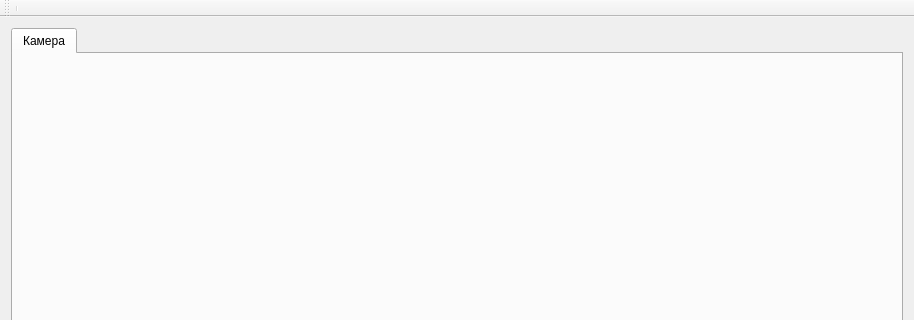
First picture: the form in mainwindow.ui, repository AlexeyKulbitsky/Constructor, before the edit; both pictures show x 0 to 914 and y 0 to 320 of the 914 by 483 pixel window.
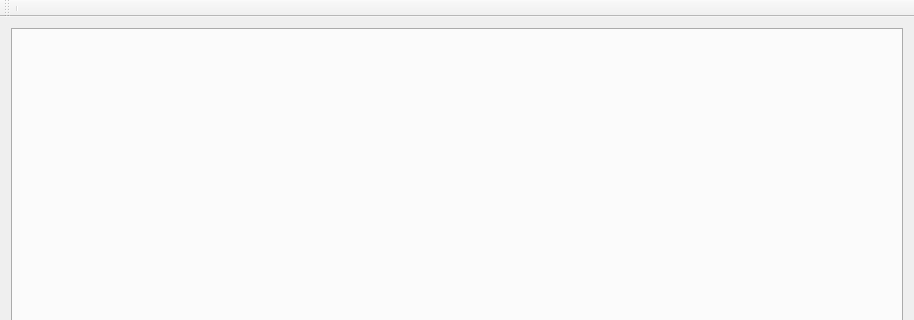
Second picture: the form after the edit.

Diff of the .ui file:
```diff
--- a/mainwindow.ui
+++ b/mainwindow.ui
@@ -35,11 +35,6 @@
       <property name="currentIndex">
        <number>0</number>
       </property>
-      <widget class="QWidget" name="tab">
-       <attribute name="title">
-        <string>Камера</string>
-       </attribute>
-      </widget>
      </widget>
     </item>
    </layout>
```
Left out of the diff: 2 changed lines with no effect on the pictures.
